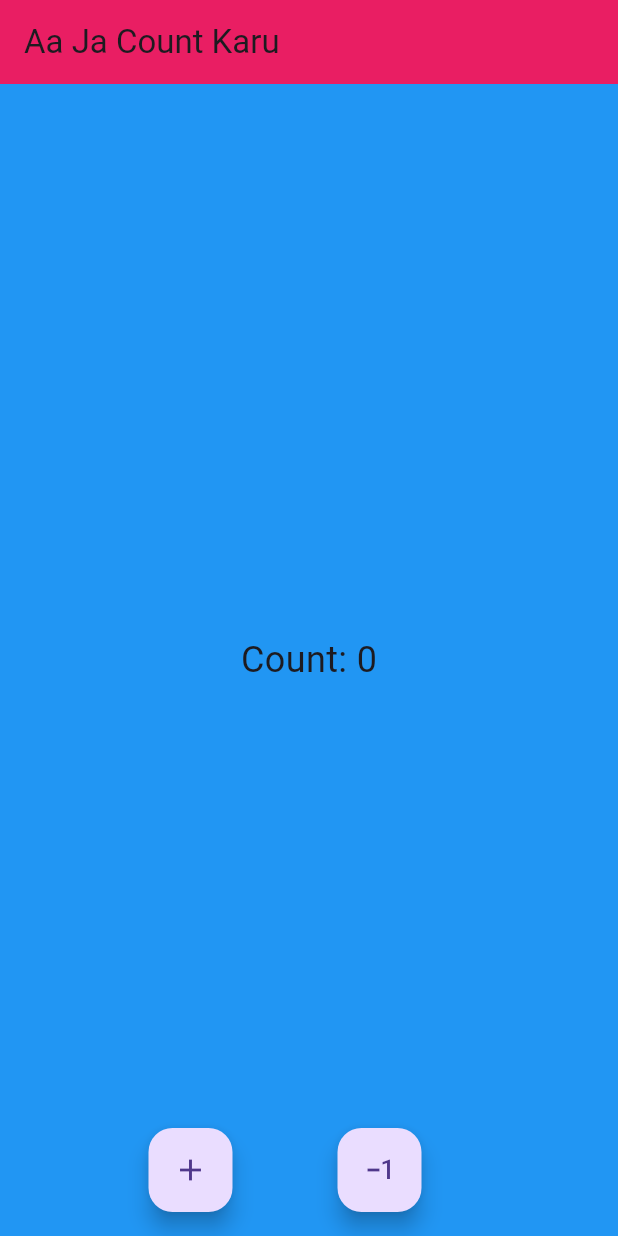
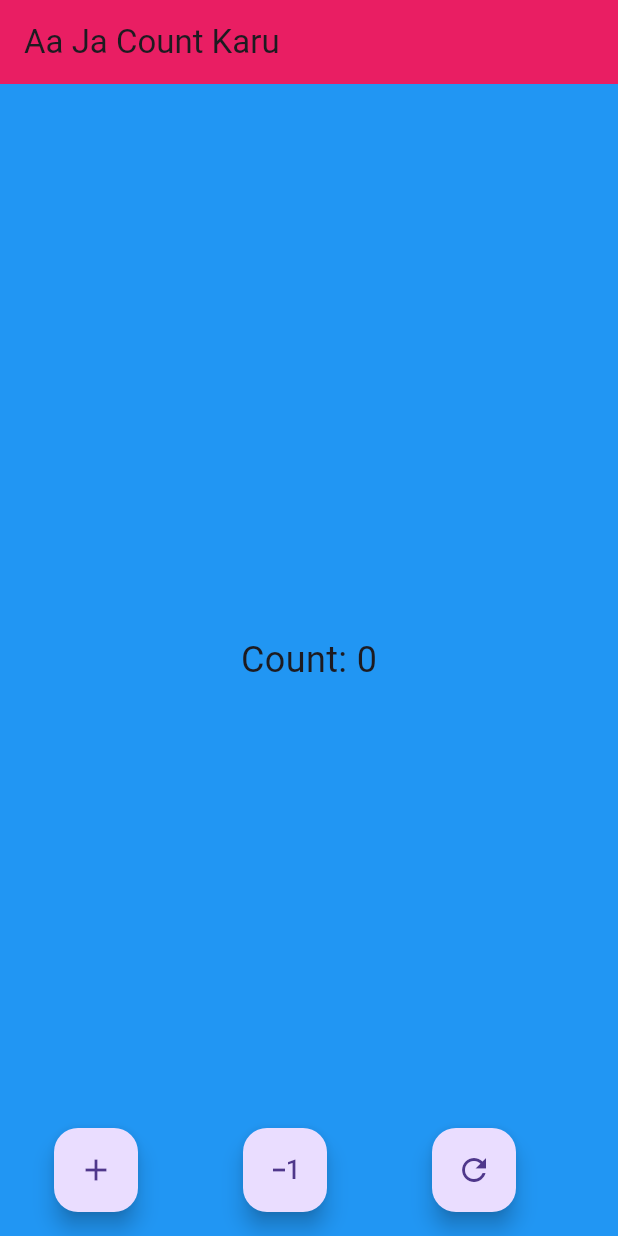
Before and after one commit to SamratGhimiree/increase-decrease-counter, a Flutter app: the screen it shows after launch, on a phone screen of 412 x 824 dp. Run offline on Flutter 3.47's test engine with Material 3 defaults, Android fonts, the phone set to English and light mode, and no system bars.

Commit message:
referesh button

```diff
--- a/lib/main.dart
+++ b/lib/main.dart
@@ -62,7 +62,18 @@ class _CounterScreenState extends State<CounterScreen> {
         onPressed: _decrementCounter,
         child: Icon(Icons.exposure_minus_1),
       ),
-      ],
+          SizedBox(width: 70),
+
+          FloatingActionButton(
+            onPressed: () {
+              setState(() {
+                _counter = 0;
+              });
+            },
+            child: Icon(Icons.refresh),
+            tooltip: 'Reset',
+          )
+        ],
       ),
     );
   }
```
